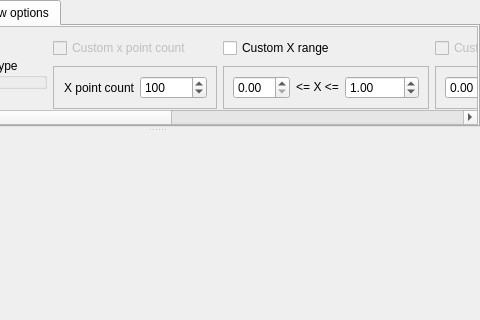
Qt form plot/FormMain.ui (conelov/RandomUniq) before a commit; both pictures show x 166 to 646 and y 0 to 320 of the 646 by 778 pixel window.
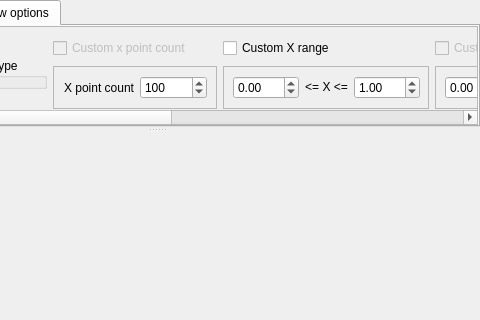
The same form after that commit. The open tabs and pages were chosen to show the change. Custom widgets are drawn as their Qt base class.

Commit message: plot ui spinBox range unblock constraints

Patch:
```diff
--- a/plot/FormMain.ui
+++ b/plot/FormMain.ui
@@ -465,7 +465,14 @@
                  </property>
                  <layout class="QHBoxLayout" name="horizontalLayout">
                   <item>
-                   <widget class="QDoubleSpinBox" name="dsb_customXRange_min"/>
+                   <widget class="QDoubleSpinBox" name="dsb_customXRange_min">
+                    <property name="minimum">
+                     <double>-999999.000000000000000</double>
+                    </property>
+                    <property name="maximum">
+                     <double>999999.000000000000000</double>
+                    </property>
+                   </widget>
                   </item>
                   <item>
                    <widget class="QLabel" name="l_customXScale">
@@ -480,10 +487,10 @@
                   <item>
                    <widget class="QDoubleSpinBox" name="dsb_customXRange_max">
                     <property name="minimum">
-                     <double>-9999.000000000000000</double>
+                     <double>-999999.000000000000000</double>
                     </property>
                     <property name="maximum">
-                     <double>9999.000000000000000</double>
+                     <double>999999.000000000000000</double>
                     </property>
                     <property name="value">
                      <double>1.000000000000000</double>
```
Left out of the diff: 35 changed lines with no effect on the pictures. The commit also changes 1 other file.
